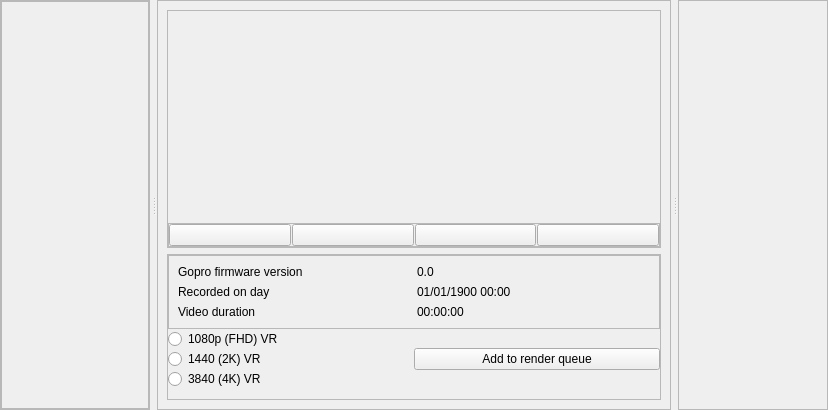
The window that panes/editorpane.ui (victormac3000/Fusion_ffmpeg_studio) describes before a commit, drawn with Qt 5.
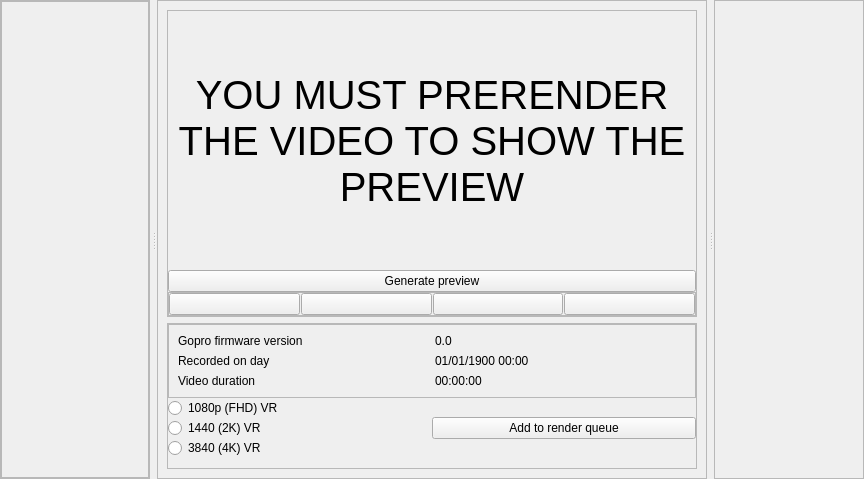
The same window after the commit. Icons and pictures are not drawn.

Patch:
```diff
--- a/panes/editorpane.ui
+++ b/panes/editorpane.ui
@@ -6,8 +6,8 @@
    <rect>
     <x>0</x>
     <y>0</y>
-    <width>828</width>
-    <height>410</height>
+    <width>864</width>
+    <height>479</height>
    </rect>
   </property>
   <property name="windowTitle">
@@ -83,7 +83,7 @@
             <x>0</x>
             <y>0</y>
             <width>146</width>
-            <height>406</height>
+            <height>475</height>
            </rect>
           </property>
           <layout class="QVBoxLayout" name="verticalLayout_6">
@@ -179,6 +179,53 @@
                <property name="spacing">
                 <number>0</number>
                </property>
+               <item>
+                <widget class="QWidget" name="no_preview_widget" native="true">
+                 <layout class="QVBoxLayout" name="verticalLayout_10" stretch="10,0">
+                  <property name="spacing">
+                   <number>0</number>
+                  </property>
+                  <property name="leftMargin">
+                   <number>0</number>
+                  </property>
+                  <property name="topMargin">
+                   <number>0</number>
+                  </property>
+                  <property name="rightMargin">
+                   <number>0</number>
+                  </property>
+                  <property name="bottomMargin">
+                   <number>0</number>
+                  </property>
+                  <item>
+                   <widget class="QLabel" name="no_preview_label">
+                    <property name="font">
+                     <font>
+                      <pointsize>30</pointsize>
+                      <strikeout>false</strikeout>
+                     </font>
+                    </property>
+                    <property name="text">
+                     <string>YOU MUST PRERENDER THE VIDEO TO SHOW THE PREVIEW</string>
+                    </property>
+                    <property name="alignment">
+                     <set>Qt::AlignCenter</set>
+                    </property>
+                    <property name="wordWrap">
+                     <bool>true</bool>
+                    </property>
+                   </widget>
+                  </item>
+                  <item>
+                   <widget class="QPushButton" name="generate_preview_button">
+                    <property name="text">
+                     <string>Generate preview</string>
+                    </property>
+                   </widget>
+                  </item>
+                 </layout>
+                </widget>
+               </item>
               </layout>
              </item>
             </layout>
```
